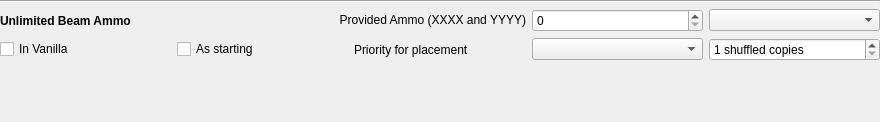
The window that randovania/gui/ui_files/item_configuration_popup.ui (randovania/randovania) describes before a commit, drawn with Qt 5.
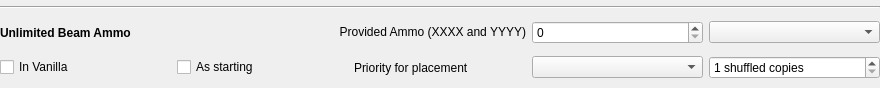
The same window after the commit. Custom widgets are drawn as their Qt base class.

Commit message:
Improve Item Pool tab:
- Only create warning label for items that has it
- Handle warning label for items that must be starting
- Use custom shuffled count for simplified cases for progressive items
- Fix excluding all pickups of a progressive/non-progressive set
- Remove mention of multi-pickup for expansions

```diff
--- a/randovania/gui/ui_files/item_configuration_popup.ui
+++ b/randovania/gui/ui_files/item_configuration_popup.ui
@@ -7,7 +7,7 @@
     <x>0</x>
     <y>0</y>
     <width>880</width>
-    <height>122</height>
+    <height>88</height>
    </rect>
   </property>
   <property name="sizePolicy">
@@ -38,27 +38,10 @@
    <property name="bottomMargin">
     <number>0</number>
    </property>
-   <item row="0" column="0" colspan="5">
-    <widget class="Line" name="separator_line">
-     <property name="orientation">
-      <enum>Qt::Horizontal</enum>
-     </property>
-    </widget>
-   </item>
-   <item row="4" column="0" colspan="4">
-    <widget class="QLabel" name="warning_label">
+   <item row="3" column="2">
+    <widget class="QLabel" name="priority_label">
      <property name="text">
-      <string/>
-     </property>
-     <property name="wordWrap">
-      <bool>true</bool>
-     </property>
-    </widget>
-   </item>
-   <item row="3" column="0">
-    <widget class="QCheckBox" name="vanilla_check">
-     <property name="text">
-      <string>In Vanilla</string>
+      <string>Priority for placement</string>
      </property>
     </widget>
    </item>
@@ -72,7 +55,6 @@
      </property>
      <property name="font">
       <font>
-       <weight>75</weight>
        <bold>true</bold>
       </font>
      </property>
@@ -88,12 +70,6 @@
      </property>
     </widget>
    </item>
-   <item row="1" column="4">
-    <widget class="ScrollProtectedComboBox" name="state_case_combo"/>
-   </item>
-   <item row="1" column="3">
-    <widget class="ScrollProtectedSpinBox" name="provided_ammo_spinbox"/>
-   </item>
    <item row="1" column="1" colspan="2">
     <widget class="QLabel" name="provided_ammo_label">
      <property name="toolTip">
@@ -110,6 +86,13 @@
      </property>
     </widget>
    </item>
+   <item row="3" column="0">
+    <widget class="QCheckBox" name="vanilla_check">
+     <property name="text">
+      <string>In Vanilla</string>
+     </property>
+    </widget>
+   </item>
    <item row="3" column="4">
     <widget class="ScrollProtectedSpinBox" name="shuffled_spinbox">
      <property name="suffix">
@@ -123,15 +106,21 @@
      </property>
     </widget>
    </item>
+   <item row="0" column="0" colspan="5">
+    <widget class="Line" name="separator_line">
+     <property name="orientation">
+      <enum>Qt::Horizontal</enum>
+     </property>
+    </widget>
+   </item>
    <item row="3" column="3">
     <widget class="ScrollProtectedComboBox" name="priority_combo"/>
    </item>
-   <item row="3" column="2">
-    <widget class="QLabel" name="priority_label">
-     <property name="text">
-      <string>Priority for placement</string>
-     </property>
-    </widget>
+   <item row="1" column="4">
+    <widget class="ScrollProtectedComboBox" name="state_case_combo"/>
+   </item>
+   <item row="1" column="3">
+    <widget class="ScrollProtectedSpinBox" name="provided_ammo_spinbox"/>
    </item>
   </layout>
  </widget>
```
Left out of the diff: 2 changed lines with no effect on the pictures. The commit also changes 6 other files.
